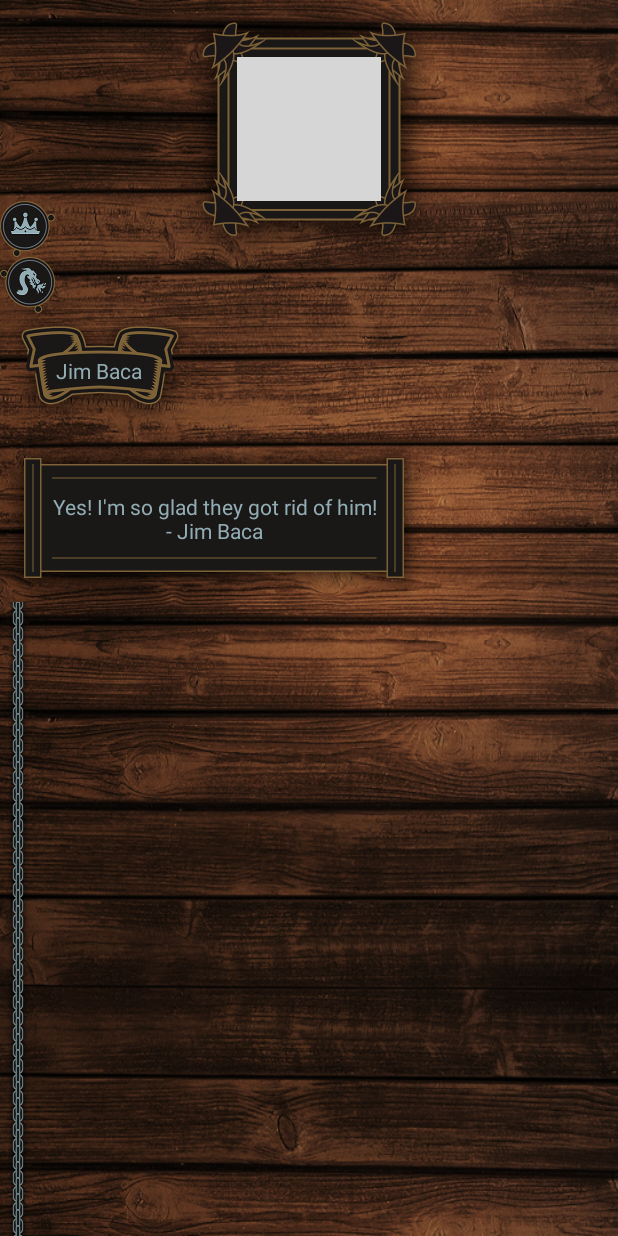
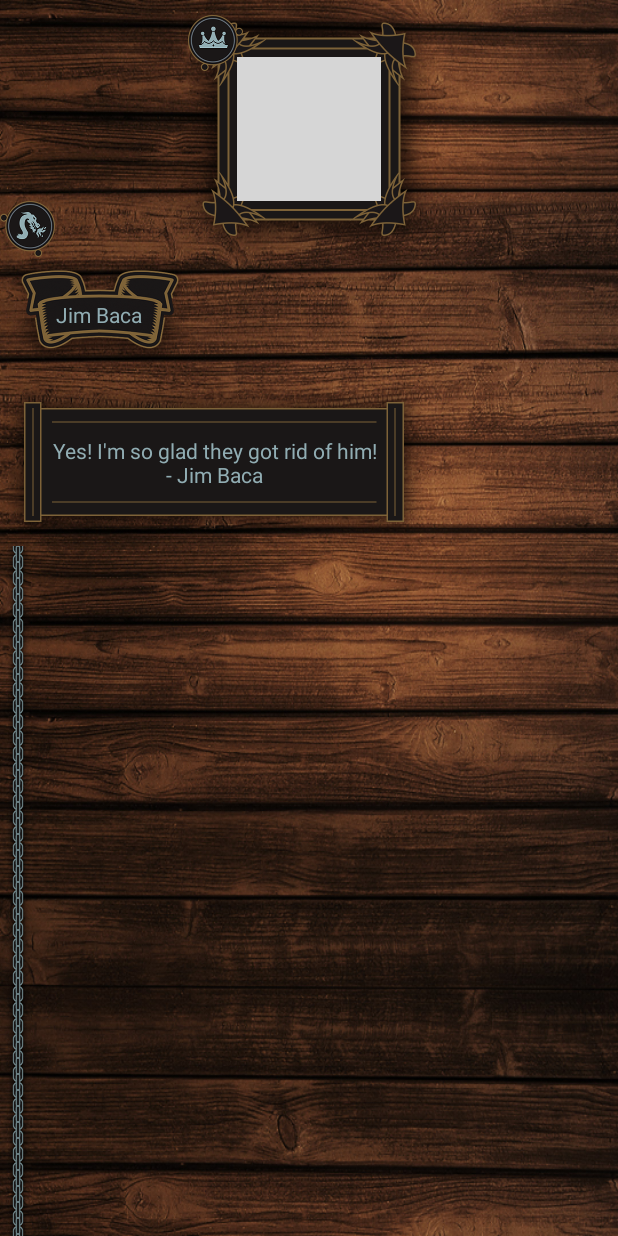
Before and after one commit to desertjim/CustomViewGroups, an Android app: the layout activity_main.xml on its own in the app's theme, with its tools: preview values and no code run, on a phone screen of 412 x 824 dp. Run offline under Robolectric (Android 15) with nearby library versions, the phone set to English and light mode, and no system bars; grey boxes are pictures that could not be loaded.

Commit message:
Placing the crown at the top left

```diff
--- a/app/src/main/java/com/jimbaca/example/customviewgroup/ProfileLayout.java
+++ b/app/src/main/java/com/jimbaca/example/customviewgroup/ProfileLayout.java
@@ -86,6 +86,12 @@ public class ProfileLayout extends ViewGroup{
                 frameView = childView;
                 frameViewParams = layoutParams;
 
+            }else if(LayoutParams.FramePlacement.TOP_LEFT == layoutParams.framePlacement){
+
+                int crownLeft = frameView.getLeft()+layoutParams.paddingLeft;
+                int frameTop = frameView.getTop()+layoutParams.paddingTop;
+                childView.layout(crownLeft, frameTop, crownLeft+childView.getMeasuredWidth(), frameTop + childView.getMeasuredHeight());
+
             }else {
 
 
--- a/app/src/main/res/layout/activity_main.xml
+++ b/app/src/main/res/layout/activity_main.xml
@@ -30,6 +30,9 @@
         android:layout_width="wrap_content"
         android:layout_height="wrap_content"
         android:src="@drawable/crown"
+        profile:framePlacement="top_left"
+        profile:paddingTop="10dp"
+        profile:paddingLeft="5dp"
         />
 
     <ImageView
```
